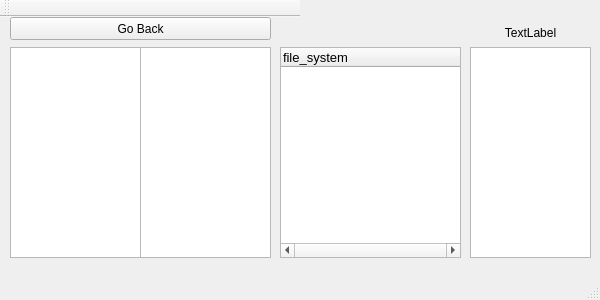
The window that mainwindow.ui (srsdanitest/devhack2-json-fileBrowser) describes before a commit, drawn with Qt 5.
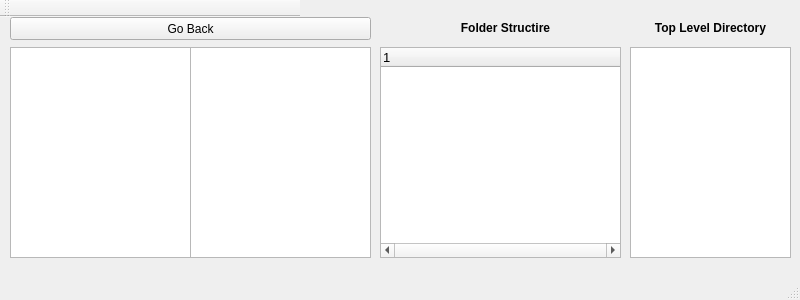
The same window after the commit. Icons and pictures are not drawn.

```diff
--- a/mainwindow.ui
+++ b/mainwindow.ui
@@ -6,7 +6,7 @@
    <rect>
     <x>0</x>
     <y>0</y>
-    <width>600</width>
+    <width>800</width>
     <height>300</height>
    </rect>
   </property>
@@ -24,7 +24,7 @@
   </property>
   <property name="maximumSize">
    <size>
-    <width>600</width>
+    <width>800</width>
     <height>300</height>
    </size>
   </property>
@@ -39,19 +39,21 @@
    <widget class="QLabel" name="label_2">
     <property name="geometry">
      <rect>
-      <x>470</x>
+      <x>630</x>
       <y>0</y>
-      <width>121</width>
-      <height>31</height>
+      <width>161</width>
+      <height>21</height>
      </rect>
     </property>
     <property name="font">
      <font>
+      <weight>75</weight>
+      <bold>true</bold>
       <stylestrategy>PreferAntialias</stylestrategy>
      </font>
     </property>
     <property name="text">
-     <string>TextLabel</string>
+     <string>Top Level Directory</string>
     </property>
     <property name="alignment">
      <set>Qt::AlignCenter</set>
@@ -60,9 +62,9 @@
    <widget class="QListWidget" name="listWidget">
     <property name="geometry">
      <rect>
-      <x>470</x>
+      <x>630</x>
       <y>30</y>
-      <width>121</width>
+      <width>161</width>
       <height>211</height>
      </rect>
     </property>
@@ -70,9 +72,9 @@
    <widget class="QTreeWidget" name="treeWidget">
     <property name="geometry">
      <rect>
-      <x>280</x>
+      <x>380</x>
       <y>30</y>
-      <width>181</width>
+      <width>241</width>
       <height>211</height>
      </rect>
     </property>
@@ -84,7 +86,7 @@
     </property>
     <property name="maximumSize">
      <size>
-      <width>181</width>
+      <width>250</width>
       <height>211</height>
      </size>
     </property>
@@ -102,25 +104,13 @@
     <property name="sizeAdjustPolicy">
      <enum>QAbstractScrollArea::AdjustToContents</enum>
     </property>
-    <column>
-     <property name="text">
-      <string>file_system</string>
-     </property>
-     <property name="background">
-      <color>
-       <red>255</red>
-       <green>155</green>
-       <blue>155</blue>
-      </color>
-     </property>
-    </column>
    </widget>
    <widget class="QPushButton" name="pushButton">
     <property name="geometry">
      <rect>
       <x>10</x>
       <y>0</y>
-      <width>261</width>
+      <width>361</width>
       <height>23</height>
      </rect>
     </property>
@@ -133,7 +123,7 @@
      <rect>
       <x>10</x>
       <y>30</y>
-      <width>131</width>
+      <width>181</width>
       <height>211</height>
      </rect>
     </property>
@@ -141,13 +131,37 @@
    <widget class="QListView" name="listView_2">
     <property name="geometry">
      <rect>
-      <x>140</x>
+      <x>190</x>
       <y>30</y>
-      <width>131</width>
+      <width>181</width>
       <height>211</height>
      </rect>
     </property>
    </widget>
+   <widget class="QLabel" name="label">
+    <property name="geometry">
+     <rect>
+      <x>390</x>
+      <y>0</y>
+      <width>231</width>
+      <height>21</height>
+     </rect>
+    </property>
+    <property name="font">
+     <font>
+      <pointsize>9</pointsize>
+      <weight>75</weight>
+      <bold>true</bold>
+      <stylestrategy>PreferAntialias</stylestrategy>
+     </font>
+    </property>
+    <property name="text">
+     <string>Folder Structire</string>
+    </property>
+    <property name="alignment">
+     <set>Qt::AlignCenter</set>
+    </property>
+   </widget>
   </widget>
   <widget class="QMenuBar" name="menuBar">
    <property name="geometry">
```
Left out of the diff: 2 changed lines with no effect on the pictures.
